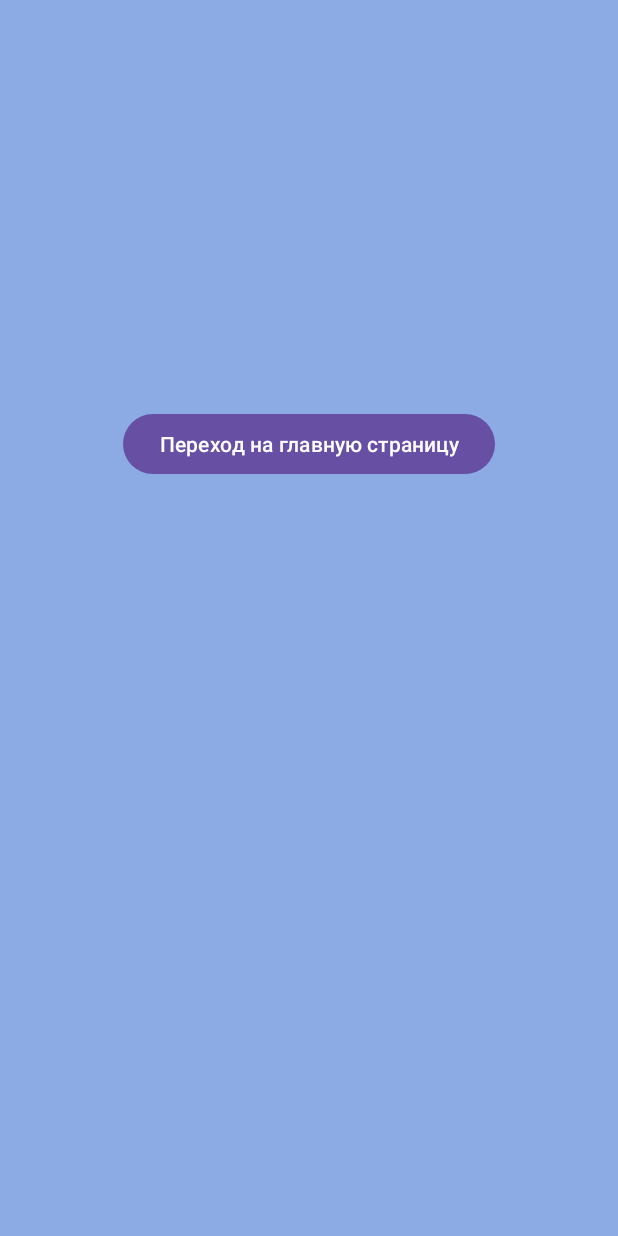
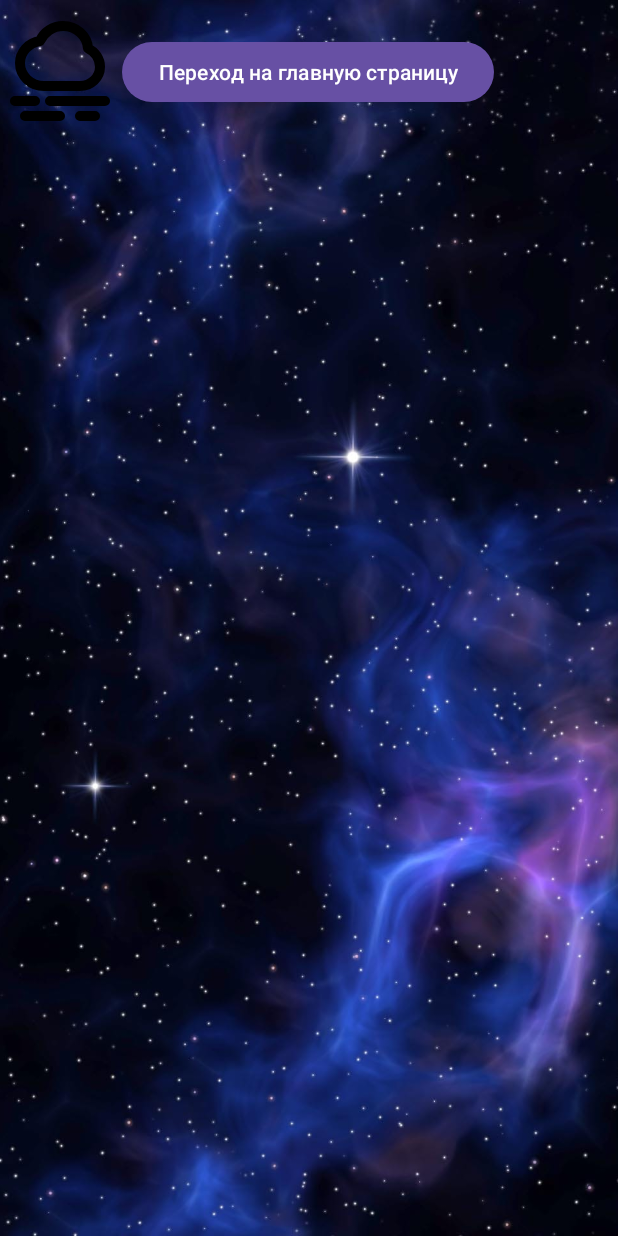
Before and after one commit to LinaLLLL/Java_Practice-android-studio-, an Android app: the Activity2 screen opened directly, with no data from a screen before it, on a phone screen of 412 x 824 dp. Run offline under Robolectric (Android 15) with nearby library versions, the phone set to English and light mode, and no system bars.

Commit message:
Добавление картинок формата .png, .svg

```diff
--- /dev/null
+++ b/Practice2/app/src/main/res/drawable/cloud_fog.xml
@@ -0,0 +1,13 @@
+<vector xmlns:android="http://schemas.android.com/apk/res/android"
+    android:width="800dp"
+    android:height="800dp"
+    android:viewportWidth="24"
+    android:viewportHeight="24">
+  <path
+      android:pathData="M3,18H7M10,18H21M5,21H12M16,21H19M8.8,15C6.149,15 4,12.947 4,10.414C4,8.314 5.6,6.375 8,6C8.753,4.274 10.535,3 12.613,3C15.275,3 17.45,4.991 17.6,7.5C19.013,8.096 20,9.557 20,11.14C20,13.272 18.209,15 16,15L8.8,15Z"
+      android:strokeLineJoin="round"
+      android:strokeWidth="2"
+      android:fillColor="#00000000"
+      android:strokeColor="#000000"
+      android:strokeLineCap="round"/>
+</vector>
--- a/Practice2/app/src/main/res/layout/activity_2.xml
+++ b/Practice2/app/src/main/res/layout/activity_2.xml
@@ -5,18 +5,48 @@
     android:id="@+id/main"
     android:layout_width="match_parent"
     android:layout_height="match_parent"
-    android:background="@color/background"
     tools:context=".Activity2">
+
+    <ImageView
+        android:id="@+id/background"
+        android:layout_width="0dp"
+        android:layout_height="0dp"
+        android:contentDescription="@string/error_download_image"
+        android:rotation="90"
+        android:rotationX="0"
+        android:scaleType="centerInside"
+        android:scaleX="2"
+        android:scaleY="2"
+        app:layout_constraintBottom_toBottomOf="parent"
+        app:layout_constraintEnd_toEndOf="parent"
+        app:layout_constraintHorizontal_bias="1.0"
+        app:layout_constraintStart_toStartOf="parent"
+        app:layout_constraintTop_toTopOf="parent"
+        app:layout_constraintVertical_bias="1.0"
+        app:srcCompat="@drawable/BG" />
 
     <Button
         android:id="@+id/button_transition_main"
         android:layout_width="wrap_content"
         android:layout_height="wrap_content"
-        android:layout_marginTop="272dp"
+        android:layout_marginTop="24dp"
         android:onClick="startMainActivity"
         android:text="@string/button_transition_main"
         app:layout_constraintEnd_toEndOf="parent"
-        app:layout_constraintHorizontal_bias="0.498"
+        app:layout_constraintHorizontal_bias="0.496"
         app:layout_constraintStart_toStartOf="parent"
         app:layout_constraintTop_toTopOf="parent" />
+
+    <ImageView
+        android:id="@+id/imageView2"
+        android:layout_width="80sp"
+        android:layout_height="80sp"
+        app:layout_constraintBottom_toBottomOf="parent"
+        app:layout_constraintEnd_toEndOf="parent"
+        app:layout_constraintHorizontal_bias="0.0"
+        app:layout_constraintStart_toStartOf="parent"
+        app:layout_constraintTop_toTopOf="parent"
+        app:layout_constraintVertical_bias="0.01"
+        app:srcCompat="@drawable/cloud_fog" />
+
 </androidx.constraintlayout.widget.ConstraintLayout>
--- a/Practice2/app/src/main/res/values/strings.xml
+++ b/Practice2/app/src/main/res/values/strings.xml
@@ -6,4 +6,5 @@
     <string name="button3">Кнопка 3</string>
     <string name="button_transition_page">Переход на другую страницу</string>
     <string name="button_transition_main">Переход на главную страницу</string>
+    <string name="error_download_image">Ошика загрузки</string>
 </resources>
```
Also changed, not shown: Practice2/app/src/main/res/drawable/BG.png (added).
